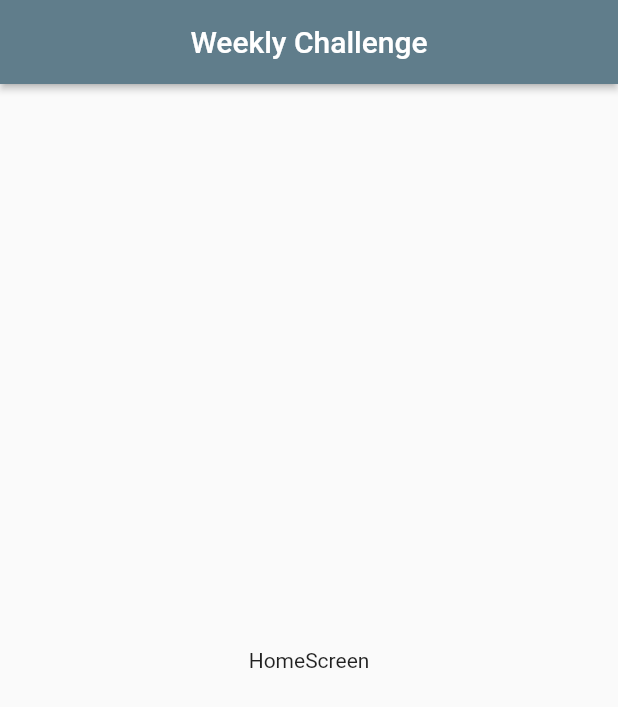
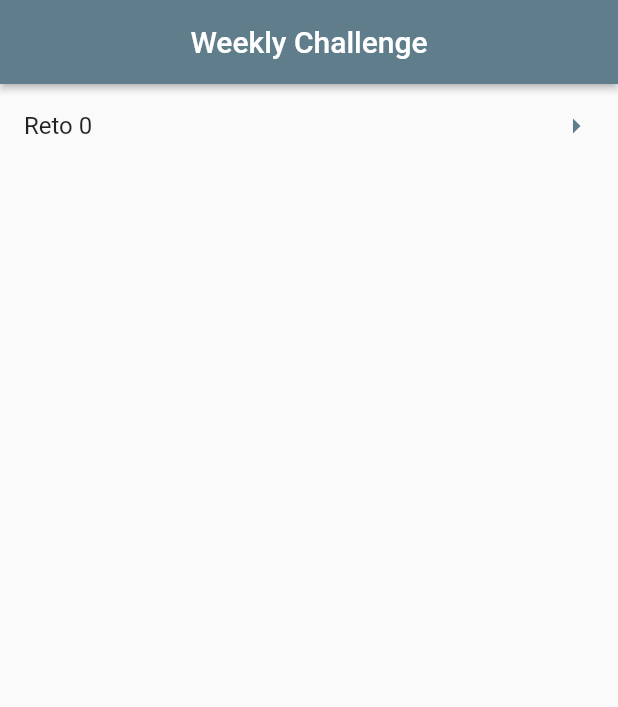
Before and after one commit to cT4pia94/Weekly-Challenge-2022-Flutter, a Flutter app: the screen it shows after launch, on a phone screen of 412 x 824 dp. Shown: the top 707 px of the screen. Run offline on Flutter 3.47's test engine with Material 2 defaults, Android fonts, the phone set to English and light mode, and no system bars.

Commit message:
Creación de estructura ListView del HomeScreen

```diff
--- a/lib/screens/home_screen.dart
+++ b/lib/screens/home_screen.dart
@@ -1,17 +1,31 @@
 import 'package:flutter/material.dart';
+import 'package:weekly_challenge_2022_flutter/router/app_routes.dart';
+import 'package:weekly_challenge_2022_flutter/theme/app_theme.dart';
 
 class HomeScreen extends StatelessWidget {
   const HomeScreen({Key? key}) : super(key: key);
 
   @override
   Widget build(BuildContext context) {
+    final screenOptions = AppRoutes.screenOptions;
+
     return Scaffold(
       appBar: AppBar(
           title: const Center(
         child: Text('Weekly Challenge'),
       )),
-      body: const Center(
-        child: Text('HomeScreen'),
+      body: ListView.separated(
+        itemBuilder: (context, index) => ListTile(
+          title: Text(
+            screenOptions[index].name,
+          ),
+          trailing: const Icon(
+            Icons.arrow_right,
+            color: AppTheme.primary,
+          ),
+        ),
+        separatorBuilder: (_, __) => const Divider(),
+        itemCount: screenOptions.length,
       ),
     );
   }
```
